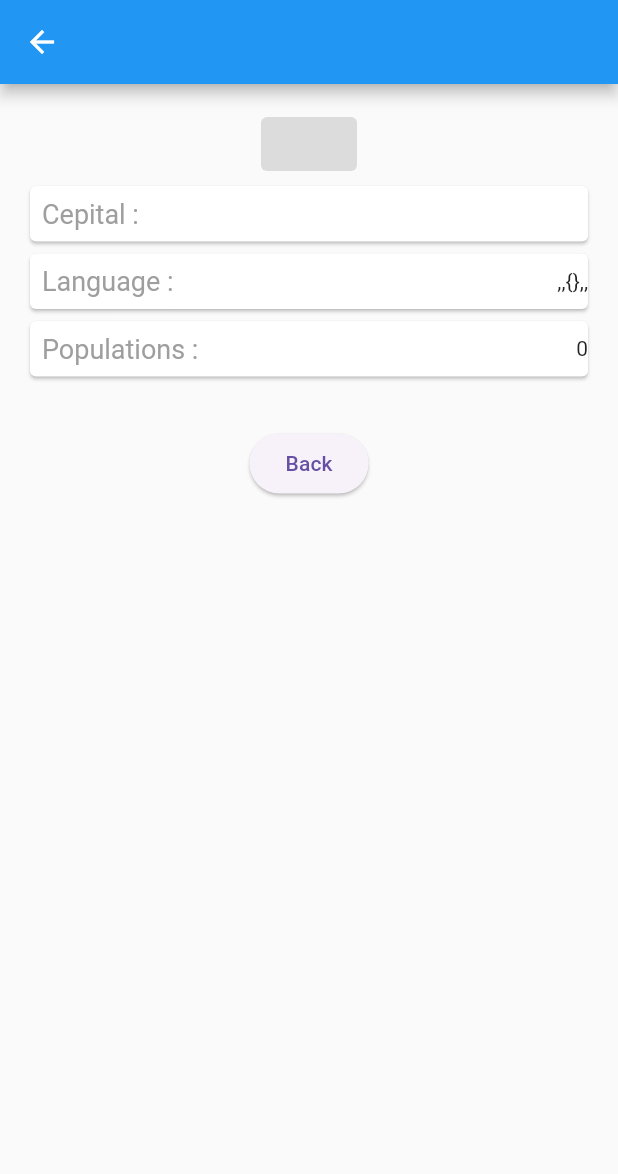
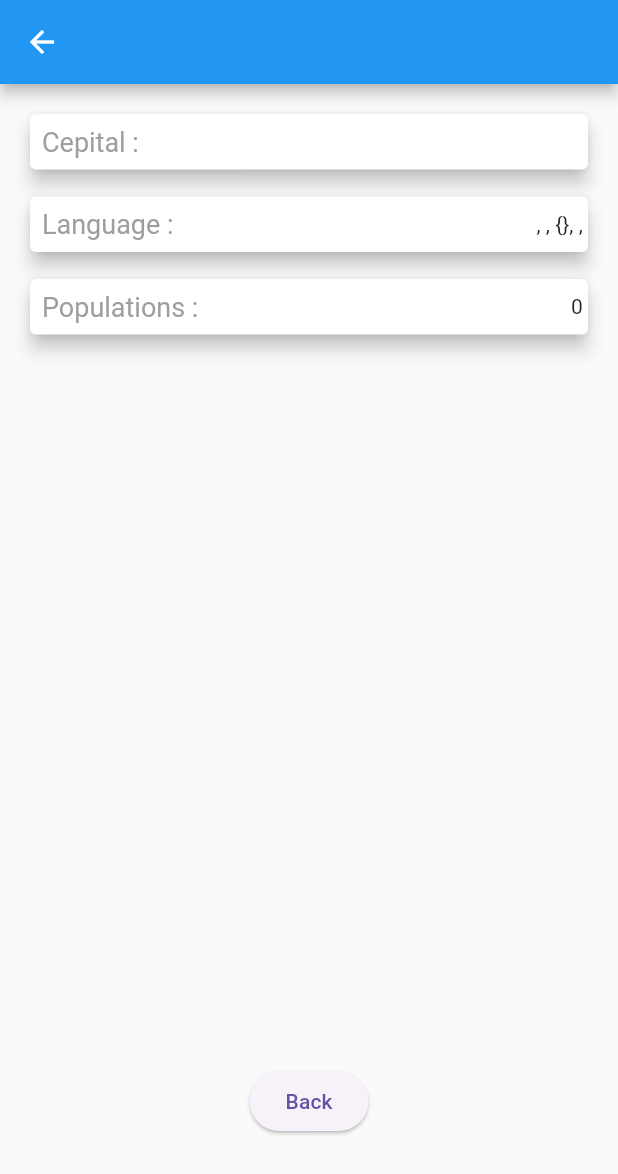
Before and after one commit to KevalKothiya/countries_information_practical_01, a Flutter app: the DetailsPage screen opened directly with empty values, on a phone screen of 412 x 824 dp. Shown: the top 1174 px of the screen. Run offline on Flutter 3.47's test engine with Material 2 defaults, Android fonts, the phone set to English and light mode, and no system bars; network calls fail.

Commit message:
27-05-2023

```diff
--- a/lib/screens/detailspage.dart
+++ b/lib/screens/detailspage.dart
@@ -22,8 +22,8 @@ class _DetailsPageState extends State<DetailsPage> {
         padding: const EdgeInsets.all(16),
         child: Column(
           children: [
-            ElevatedButton(onPressed: null, child: Text(data.countries)),
             Card(
+              elevation: 5,
               child: Row(
                 children: [
                   const Expanded(
@@ -41,13 +41,17 @@ class _DetailsPageState extends State<DetailsPage> {
                   ),
                   ...data.capital
                       .map(
-                        (e) => Text(e),
+                        (e) => Text("${e} "),
                       )
                       .toList()
                 ],
               ),
             ),
+            SizedBox(
+              height: 10,
+            ),
             Card(
+              elevation: 5,
               child: Row(
                 children: [
                   const Expanded(
@@ -66,15 +70,18 @@ class _DetailsPageState extends State<DetailsPage> {
                         Text(
                           e.toString(),
                         ),
-                        const Text(","),
+                        const Text(", "),
                       ],
                     ),
                   ),
                 ],
               ),
             ),
-
+            SizedBox(
+              height: 10,
+            ),
             Card(
+              elevation: 5,
               child: Row(
                 children: [
                   const Expanded(
@@ -89,14 +96,12 @@ class _DetailsPageState extends State<DetailsPage> {
                     ),
                   ),
                   Text(
-                    data.population.toString(),
+                    "${data.population} ",
                   ),
                 ],
               ),
             ),
-            const SizedBox(
-              height: 30,
-            ),
+            Spacer(),
             Theme(
               data: ThemeData(
                 useMaterial3: true,
@@ -111,8 +116,9 @@ class _DetailsPageState extends State<DetailsPage> {
                 ),
               ),
             ),
-            // Text(language.toString()),
-            // Text(Round2.toString()),
+            SizedBox(
+              height: 50,
+            ),
           ],
         ),
       ),
```
